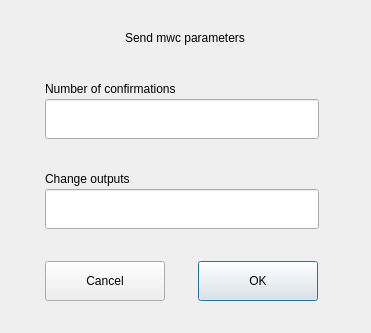
The window that dialogs/sendcoinsparamsdialog.ui (0xkobe/mwc-wallet) describes before a commit, drawn with Qt 5.
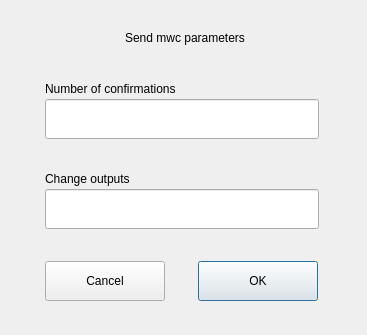
The same window after the commit. Custom widgets are drawn as their Qt base class.

```diff
--- a/dialogs/sendcoinsparamsdialog.ui
+++ b/dialogs/sendcoinsparamsdialog.ui
@@ -6,10 +6,22 @@
    <rect>
     <x>0</x>
     <y>0</y>
-    <width>371</width>
-    <height>333</height>
+    <width>367</width>
+    <height>335</height>
    </rect>
   </property>
+  <property name="minimumSize">
+   <size>
+    <width>367</width>
+    <height>335</height>
+   </size>
+  </property>
+  <property name="maximumSize">
+   <size>
+    <width>367</width>
+    <height>335</height>
+   </size>
+  </property>
   <property name="windowTitle">
    <string>Dialog</string>
   </property>
```
